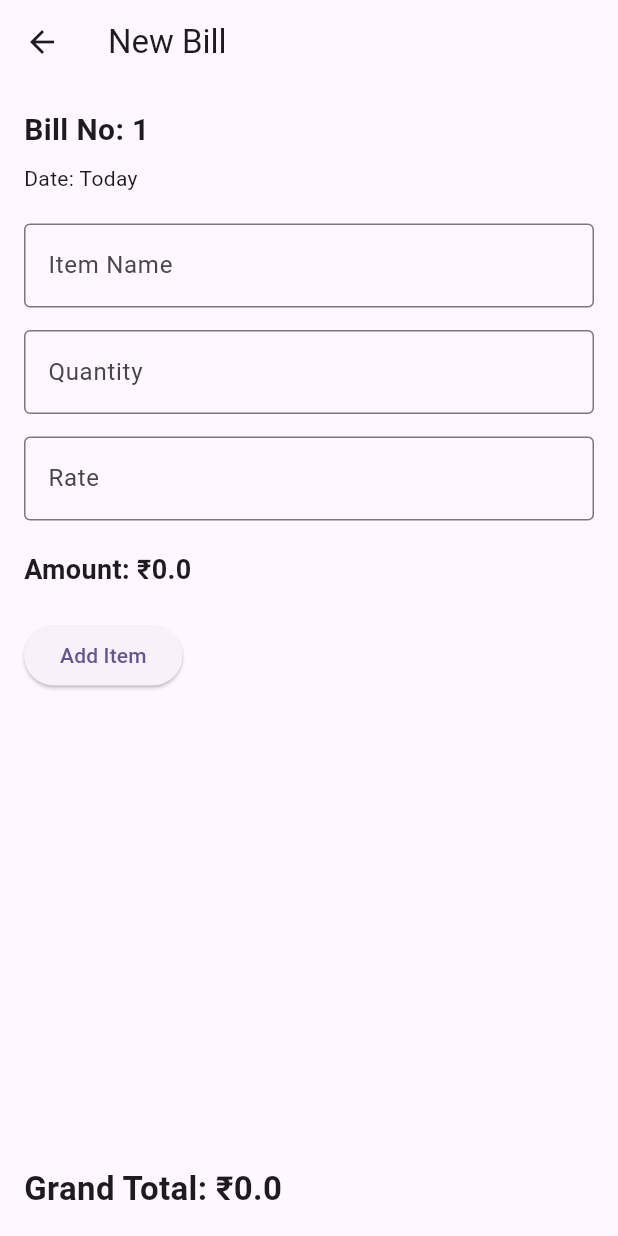
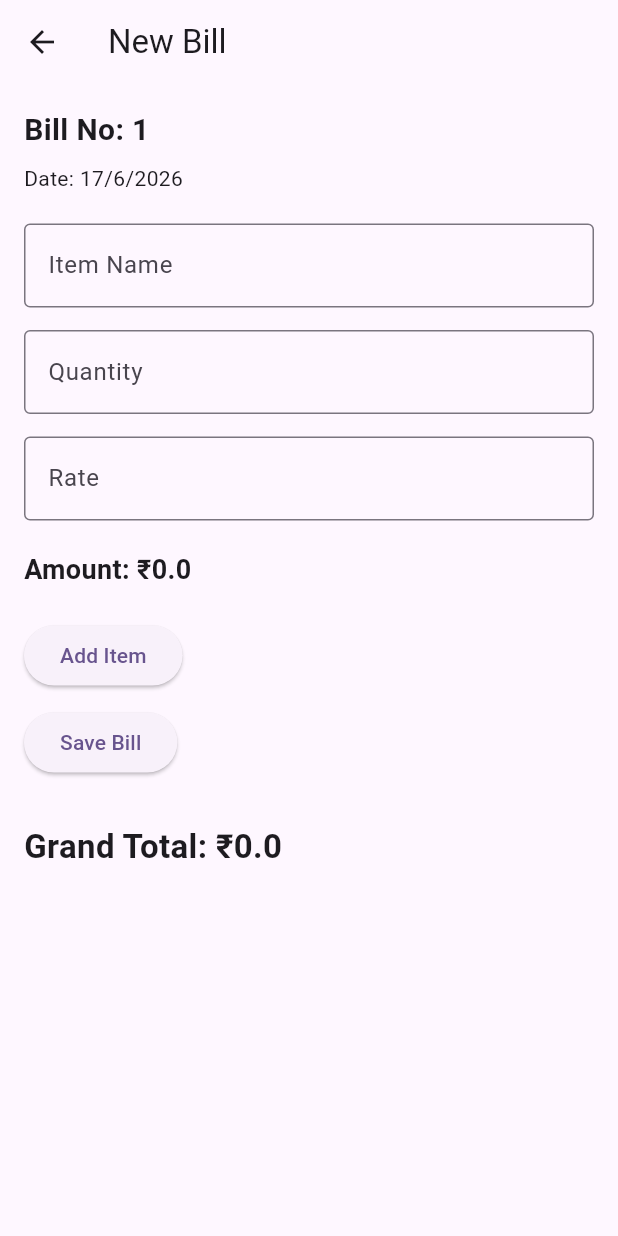
Before and after one commit to sukriti-8/Shopbill, a Flutter app: the screen it shows after launch, after a tap on "New Bill", on a phone screen of 412 x 824 dp. Run offline on Flutter 3.47's test engine with Material 3 defaults, Android fonts, the phone set to English and light mode, and no system bars.

```diff
--- /dev/null
+++ b/lib/models/bill.dart
@@ -0,0 +1,24 @@
+import 'bill_item.dart';
+
+enum BillStatus {
+  active,
+  cancelled,
+}
+
+class Bill {
+  int billNo;
+  DateTime date;
+  List<BillItem> items;
+  double discount;
+  double grandTotal;
+  BillStatus status;
+
+  Bill({
+    required this.billNo,
+    required this.date,
+    required this.items,
+    required this.discount,
+    required this.grandTotal,
+    this.status = BillStatus.active,
+  });
+}
--- a/lib/screens/history_screen.dart
+++ b/lib/screens/history_screen.dart
@@ -1,7 +1,13 @@
 import 'package:flutter/material.dart';
+import '../models/bill.dart';
 
 class HistoryScreen extends StatelessWidget {
-  const HistoryScreen({super.key});
+  final List<Bill> savedBills;
+
+  const HistoryScreen({
+    super.key,
+    required this.savedBills,
+  });
 
   @override
   Widget build(BuildContext context) {
@@ -9,8 +15,18 @@ class HistoryScreen extends StatelessWidget {
       appBar: AppBar(
         title: const Text('Bill History'),
       ),
-      body: const Center(
-        child: Text('Bill History Screen'),
+      body: ListView.builder(
+        itemCount: savedBills.length,
+        itemBuilder: (context, index) {
+          final bill = savedBills[index];
+
+          return ListTile(
+            title: Text('Bill #${bill.billNo}'),
+            subtitle: Text(
+              '₹${bill.grandTotal}',
+            ),
+          );
+        },
       ),
     );
   }
--- a/lib/screens/home_screen.dart
+++ b/lib/screens/home_screen.dart
@@ -1,8 +1,19 @@
 import 'package:flutter/material.dart';
+import '../models/bill.dart';
 import 'new_bill_screen.dart';
 import 'history_screen.dart';
-class HomeScreen extends StatelessWidget {
+
+class HomeScreen extends StatefulWidget {
   const HomeScreen({super.key});
+
+  @override
+  State<HomeScreen> createState() => _HomeScreenState();
+}
+
+class _HomeScreenState extends State<HomeScreen> {
+
+  List<Bill> savedBills = [];
+  int nextBillNo = 1;
 
   @override
   Widget build(BuildContext context) {
@@ -14,31 +25,39 @@ class HomeScreen extends StatelessWidget {
         child: Column(
           mainAxisAlignment: MainAxisAlignment.center,
           children: [
-            Text('ShopBill'),
-            SizedBox(height: 20),
+            const Text('ShopBill'),
+
+            const SizedBox(height: 20),
+
             ElevatedButton(
               onPressed: () {
                 Navigator.push(
-                    context,
-                    MaterialPageRoute(
-                        builder: (context) => const NewBillScreen()
+                  context,
+                  MaterialPageRoute(
+                    builder: (context) => NewBillScreen(
+                        savedBills: savedBills,
+                        nextBillNo: nextBillNo,
                     ),
+                  ),
                 );
               },
-              child: Text('New Bill'),
+              child: const Text('New Bill'),
             ),
-            SizedBox(height: 10),
+
+            const SizedBox(height: 10),
+
             ElevatedButton(
               onPressed: () {
                 Navigator.push(
-                    context,
-                    MaterialPageRoute(
-                        builder: (context) => const HistoryScreen()
+                  context,
+                  MaterialPageRoute(
+                    builder: (context) => HistoryScreen(
+                      savedBills: savedBills,
                     ),
+                  ),
                 );
-
               },
-              child: Text('Bill History'),
+              child: const Text('Bill History'),
             ),
           ],
         ),
--- a/lib/screens/new_bill_screen.dart
+++ b/lib/screens/new_bill_screen.dart
@@ -1,21 +1,33 @@
 import 'package:flutter/material.dart';
 import '../models/bill_item.dart';
-
+import '../models/bill.dart';
 
 class NewBillScreen extends StatefulWidget {
-  const NewBillScreen({super.key});
+  final List<Bill> savedBills;
+  final int nextBillNo;
+
+  const NewBillScreen({
+    super.key,
+    required this.savedBills,
+    required this.nextBillNo,
+  });
+
   @override
   State<NewBillScreen> createState() => _NewBillScreenState();
 }
-class _NewBillScreenState extends State<NewBillScreen>{
+
+class _NewBillScreenState extends State<NewBillScreen> {
   String itemName = '';
   int qty = 0;
   double rate = 0;
   double amount = 0;
+
   List<BillItem> items = [];
+
   final itemController = TextEditingController();
   final qtyController = TextEditingController();
   final rateController = TextEditingController();
+
   double getGrandTotal() {
     double total = 0;
 
@@ -32,15 +44,16 @@ class _NewBillScreenState extends State<NewBillScreen>{
       appBar: AppBar(
         title: const Text('New Bill'),
       ),
-      body: Padding(
+      body: SingleChildScrollView(
+        child: Padding(
           padding: const EdgeInsets.all(16),
           child: Column(
             crossAxisAlignment: CrossAxisAlignment.start,
             children: [
 
-      const Text(
-        'Bill No: 1',
-        style: TextStyle(
+              Text(
+                'Bill No: ${widget.savedBills.length + 1}',
+                style: const TextStyle(
                   fontSize: 20,
                   fontWeight: FontWeight.bold,
                 ),
@@ -48,35 +61,38 @@ class _NewBillScreenState extends State<NewBillScreen>{
 
               const SizedBox(height: 8),
 
-      const Text('Date: Today'),
+              Text(
+                'Date: ${DateTime.now().day}/${DateTime.now().month}/${DateTime.now().year}',
+              ),
 
               const SizedBox(height: 20),
 
               TextField(
                 controller: itemController,
-        onChanged: (value) {
-            itemName = value;
-        },
                 decoration: const InputDecoration(
                   labelText: 'Item Name',
                   border: OutlineInputBorder(),
                 ),
+                onChanged: (value) {
+                  itemName = value;
+                },
               ),
+
               const SizedBox(height: 15),
 
               TextField(
                 controller: qtyController,
                 keyboardType: TextInputType.number,
+                decoration: const InputDecoration(
+                  labelText: 'Quantity',
+                  border: OutlineInputBorder(),
+                ),
                 onChanged: (value) {
                   setState(() {
                     qty = int.tryParse(value) ?? 0;
                     amount = qty * rate;
                   });
                 },
-        decoration: const InputDecoration(
-            labelText: 'Quantity',
-            border: OutlineInputBorder(),
-  ),
               ),
 
               const SizedBox(height: 15),
@@ -84,16 +100,16 @@ class _NewBillScreenState extends State<NewBillScreen>{
               TextField(
                 controller: rateController,
                 keyboardType: TextInputType.number,
+                decoration: const InputDecoration(
+                  labelText: 'Rate',
+                  border: OutlineInputBorder(),
+                ),
                 onChanged: (value) {
                   setState(() {
                     rate = double.tryParse(value) ?? 0;
                     amount = qty * rate;
                   });
                 },
-        decoration: const InputDecoration(
-            labelText: 'Rate',
-            border: OutlineInputBorder(),
-        ),
               ),
 
               const SizedBox(height: 20),
@@ -120,11 +136,11 @@ class _NewBillScreenState extends State<NewBillScreen>{
                       ),
                     );
 
-        print(items);
                     itemName = '';
                     qty = 0;
                     rate = 0;
                     amount = 0;
+
                     itemController.clear();
                     qtyController.clear();
                     rateController.clear();
@@ -132,11 +148,46 @@ class _NewBillScreenState extends State<NewBillScreen>{
                 },
                 child: const Text('Add Item'),
               ),
+
+              const SizedBox(height: 10),
+
+              ElevatedButton(
+                onPressed: () {
+                  setState(() {
+                    widget.savedBills.add(
+                      Bill(
+                        billNo: widget.savedBills.length + 1,
+                        date: DateTime.now(),
+                        items: List.from(items),
+                        discount: 0,
+                        grandTotal: getGrandTotal(),
+                      ),
+                    );
+
+                    print(widget.savedBills.length);
+
+                    items.clear();
+
+                    itemName = '';
+                    qty = 0;
+                    rate = 0;
+                    amount = 0;
+
+                    itemController.clear();
+                    qtyController.clear();
+                    rateController.clear();
+                  });
+                },
+                child: const Text('Save Bill'),
+              ),
+
               const SizedBox(height: 20),
-    Expanded(
-        child: ListView.builder(
+
+              ListView.builder(
+                shrinkWrap: true,
+                physics: const NeverScrollableScrollPhysics(),
                 itemCount: items.length,
-            itemBuilder: (context, index){
+                itemBuilder: (context, index) {
                   return ListTile(
                     title: Text(items[index].itemName),
                     subtitle: Text(
@@ -145,11 +196,9 @@ class _NewBillScreenState extends State<NewBillScreen>{
                     trailing: Row(
                       mainAxisSize: MainAxisSize.min,
                       children: [
-
                         Text(
                           '₹${items[index].amount}',
                         ),
-
                         IconButton(
                           icon: const Icon(Icons.delete),
                           onPressed: () {
@@ -163,7 +212,7 @@ class _NewBillScreenState extends State<NewBillScreen>{
                   );
                 },
               ),
-    ),
+
               const SizedBox(height: 10),
 
               Text(
@@ -176,6 +225,7 @@ class _NewBillScreenState extends State<NewBillScreen>{
             ],
           ),
         ),
+      ),
     );
   }
 }
```
Also changed, not shown: lib/screens/bill_details_screen.dart (added, +71 -0 lines). Lines whose indentation alone changed are shown as unchanged.
